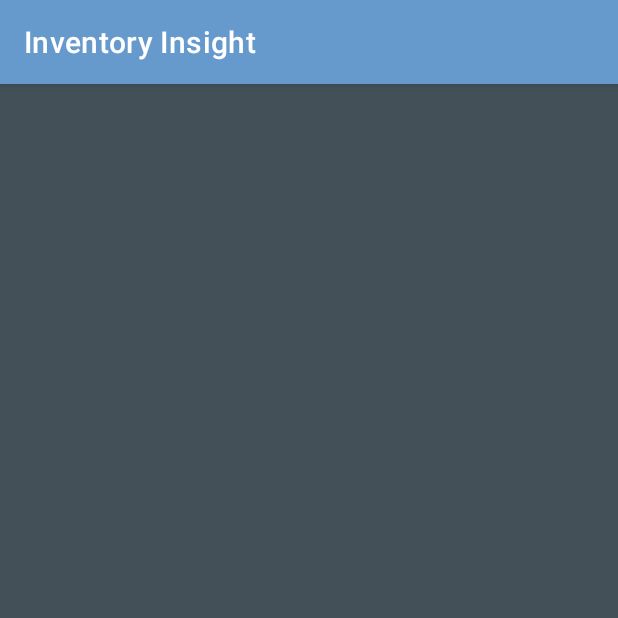
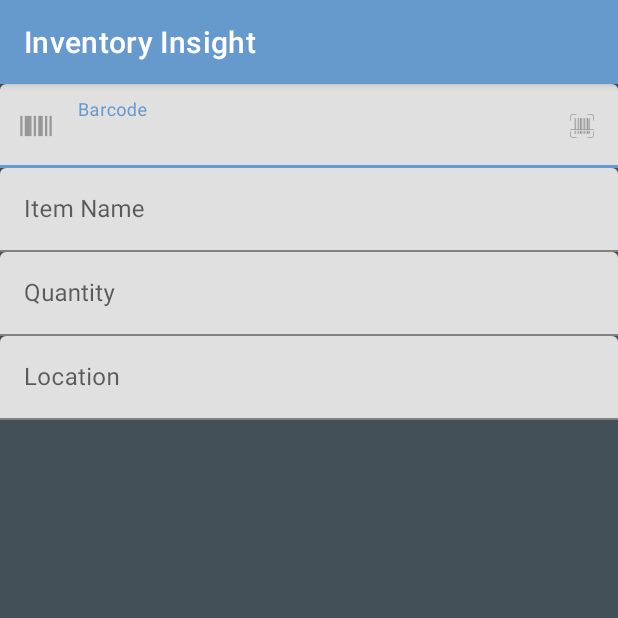
Before and after one commit to GarMoore18/HomeInventoryApp, an Android app: the AddActivity screen opened directly, with no data from a screen before it, on a phone screen of 412 x 824 dp, the top half of it. Run offline under Robolectric (Android 15) with nearby library versions, the phone set to English and light mode, and no system bars.

Commit message:
learning the input text boxes
A scuffed way to have inputs. There is for sure a better way.

```diff
--- a/InventoryInsight/app/build.gradle
+++ b/InventoryInsight/app/build.gradle
@@ -33,9 +33,6 @@ dependencies {
     implementation 'com.google.android.material:material:1.2.1'
     implementation 'androidx.constraintlayout:constraintlayout:2.0.4'
     implementation 'com.google.android.material:material:1.2.1'
-
-    //implementation 'androidx.legacy:legacy-support-v4:1.0.0'//Used for bottom nav on home screen
-
     testImplementation 'junit:junit:4.13.1'
     androidTestImplementation 'androidx.test.ext:junit:1.1.2'
     androidTestImplementation 'androidx.test.espresso:espresso-core:3.3.0'
--- a/InventoryInsight/app/src/main/res/layout/activity_add.xml
+++ b/InventoryInsight/app/src/main/res/layout/activity_add.xml
@@ -5,5 +5,78 @@
     android:layout_width="match_parent"
     android:layout_height="match_parent"
     tools:context=".AddActivity">
+    <!--
+    <TextView
+        android:layout_width="match_parent"
+        android:layout_height="match_parent"
+        android:text="@string/upc_hint"
+        android:textSize="36sp"
+        tools:layout_editor_absoluteY="62dp" />-->
+
+    <!-- Barcode text field. -->
+    <com.google.android.material.textfield.TextInputLayout
+        android:id="@+id/add_upc_field"
+        android:layout_width="match_parent"
+        android:layout_height="match_parent"
+        android:hint="@string/barcode_hint"
+        app:startIconDrawable="@drawable/barcode_icon"
+        app:endIconMode="custom"
+        app:endIconDrawable="@drawable/barcode_scan_icon">
+
+        <com.google.android.material.textfield.TextInputEditText
+            android:layout_width="match_parent"
+            android:layout_height="wrap_content"
+            android:inputType="number"
+            android:maxLength="12" />
+
+        <!-- Item name text field. -->
+        <com.google.android.material.textfield.TextInputLayout
+            android:id="@+id/add_name_field"
+            android:layout_width="match_parent"
+            android:layout_height="match_parent"
+            android:hint="@string/name_hint"
+            app:layout_constraintTop_toBottomOf="@+id/add_upc_field" >
+
+            <com.google.android.material.textfield.TextInputEditText
+                android:layout_width="match_parent"
+                android:layout_height="wrap_content"
+                android:inputType="text" />
+
+            <!-- Item quantity text field. -->
+            <com.google.android.material.textfield.TextInputLayout
+                android:id="@+id/add_quantity_field"
+                android:layout_width="match_parent"
+                android:layout_height="match_parent"
+                android:hint="@string/quantity_hint" >
+
+                <com.google.android.material.textfield.TextInputEditText
+                    android:layout_width="match_parent"
+                    android:layout_height="wrap_content"
+                    android:inputType="number"
+                    android:maxLength="3" />
+
+                <!-- Item location text field. -->
+                <com.google.android.material.textfield.TextInputLayout
+                    android:id="@+id/add_location_field"
+                    android:layout_width="match_parent"
+                    android:layout_height="match_parent"
+                    android:hint="@string/location_hint" >
+
+                    <com.google.android.material.textfield.TextInputEditText
+                        android:layout_width="match_parent"
+                        android:layout_height="wrap_content"
+                        android:inputType="textAutoComplete" />
+
+                </com.google.android.material.textfield.TextInputLayout>
+                <!-- End item location text field. -->
+
+            </com.google.android.material.textfield.TextInputLayout>
+            <!-- End item quantity text field. -->
+
+        </com.google.android.material.textfield.TextInputLayout>
+        <!-- End item name text field. -->
+
+    </com.google.android.material.textfield.TextInputLayout>
+    <!-- End barcode text field. -->
 
 </androidx.constraintlayout.widget.ConstraintLayout>
--- a/InventoryInsight/app/src/main/res/layout/activity_main.xml
+++ b/InventoryInsight/app/src/main/res/layout/activity_main.xml
@@ -5,6 +5,7 @@
     android:layout_width="match_parent"
     android:layout_height="match_parent" >
 
+    <!-- Bottom navigation bar attributes. -->
     <com.google.android.material.bottomnavigation.BottomNavigationView
         android:id="@+id/home_bottom_navigation"
         android:layout_height="wrap_content"
--- a/InventoryInsight/app/src/main/res/values/strings.xml
+++ b/InventoryInsight/app/src/main/res/values/strings.xml
@@ -1,11 +1,23 @@
 <resources>
+    <!-- Name of the app. -->
     <string name="app_name">Inventory Insight</string>
+
+    <!-- Home bottom navigation bar. -->
     <string name="menu_add">Add</string>
     <string name="menu_remove">Remove</string>
     <string name="menu_search">Search</string>
     <string name="menu_settings">Settings</string>
     <string name="menu_contact">Contact</string>
 
+    <!-- Text field hints. -->
+    <string name="barcode_hint">Barcode</string>
+    <string name="name_hint">Item Name</string>
+    <string name="quantity_hint">Quantity</string>
+    <string name="location_hint">Location</string>
+
+    <!-- Icon labels. -->
+    <string name="barcode_icon_label">Barcode</string>
+
     <!-- TODO: Remove or change this placeholder text -->
     <string name="hello_blank_fragment">Hello blank fragment</string>
 </resources>
```
Also changed, not shown: InventoryInsight/app/src/main/res/drawable-hdpi/barcode_icon.png (added), InventoryInsight/app/src/main/res/drawable-hdpi/barcode_scan_icon.png (added), InventoryInsight/app/src/main/res/drawable-mdpi/barcode_icon.png (added), InventoryInsight/app/src/main/res/drawable-mdpi/barcode_scan_icon.png (added), InventoryInsight/app/src/main/res/drawable-xhdpi/barcode_icon.png (added), InventoryInsight/app/src/main/res/drawable-xhdpi/barcode_scan_icon.png (added), InventoryInsight/app/src/main/res/drawable-xxhdpi/barcode_icon.png (added), InventoryInsight/app/src/main/res/drawable-xxhdpi/barcode_scan_icon.png (added), InventoryInsight/app/src/main/res/drawable-xxxhdpi/barcode_icon.png (added), InventoryInsight/app/src/main/res/drawable-xxxhdpi/barcode_scan_icon.png (added).
